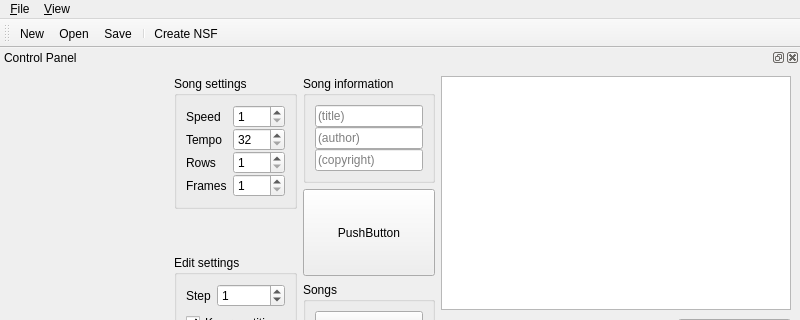
Old version of the form Source/qt-gui/mainwindow.ui in the repository nukep/famitracker-cx; both pictures show x 0 to 800 and y 0 to 320 of the 800 by 600 pixel window.
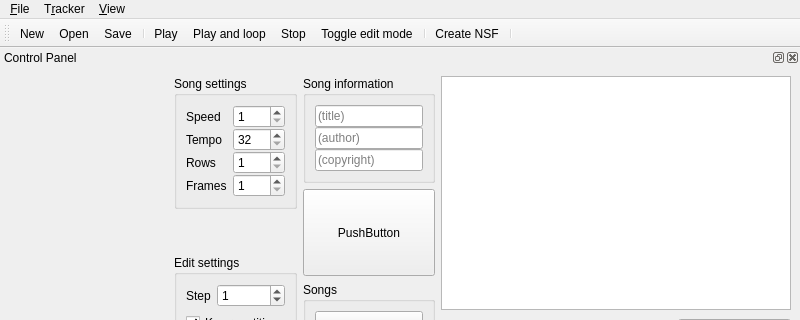
New version of the form. Custom widgets are drawn as their Qt base class.

Commit message:
soundgen now halts, gui can play music, boost threads dependency
Still no working pattern view, but gui playback works decently
so far. SoundGen runs on another thread, notifying the ui whenever the row
or frame changes (the way it's talking to Qt probably isn't completely
thread safe yet). I couldn't get QThread joining working, so boost::thread
was used instead.

Diff of the .ui file:
```diff
--- a/Source/qt-gui/mainwindow.ui
+++ b/Source/qt-gui/mainwindow.ui
@@ -68,7 +68,16 @@
     <addaction name="action_ViewStatusBar"/>
     <addaction name="action_ViewControlpanel"/>
    </widget>
+   <widget class="QMenu" name="menuT_racker">
+    <property name="title">
+     <string>T&amp;racker</string>
+    </property>
+    <addaction name="action_Play"/>
+    <addaction name="actionPlay_and_loop"/>
+    <addaction name="action_Stop"/>
+   </widget>
    <addaction name="menu_File"/>
+   <addaction name="menuT_racker"/>
    <addaction name="menu_View"/>
   </widget>
   <widget class="QStatusBar" name="statusbar"/>
@@ -86,7 +95,13 @@
    <addaction name="action_Open"/>
    <addaction name="action_Save"/>
    <addaction name="separator"/>
+   <addaction name="action_Play"/>
+   <addaction name="actionPlay_and_loop"/>
+   <addaction name="action_Stop"/>
+   <addaction name="actionToggle_edit_mode"/>
+   <addaction name="separator"/>
    <addaction name="action_Create_NSF"/>
+   <addaction name="separator"/>
   </widget>
   <widget class="QDockWidget" name="controlPanel">
    <property name="windowTitle">
@@ -491,6 +506,29 @@
     <string>Control panel</string>
    </property>
   </action>
+  <action name="action_Play">
+   <property name="text">
+    <string>&amp;Play</string>
+   </property>
+  </action>
+  <action name="actionPlay_and_loop">
+   <property name="text">
+    <string>Play and loop</string>
+   </property>
+  </action>
+  <action name="action_Stop">
+   <property name="text">
+    <string>&amp;Stop</string>
+   </property>
+  </action>
+  <action name="actionToggle_edit_mode">
+   <property name="checkable">
+    <bool>true</bool>
+   </property>
+   <property name="text">
+    <string>Toggle edit mode</string>
+   </property>
+  </action>
  </widget>
  <customwidgets>
   <customwidget>
```
The commit also changes 15 other files.
